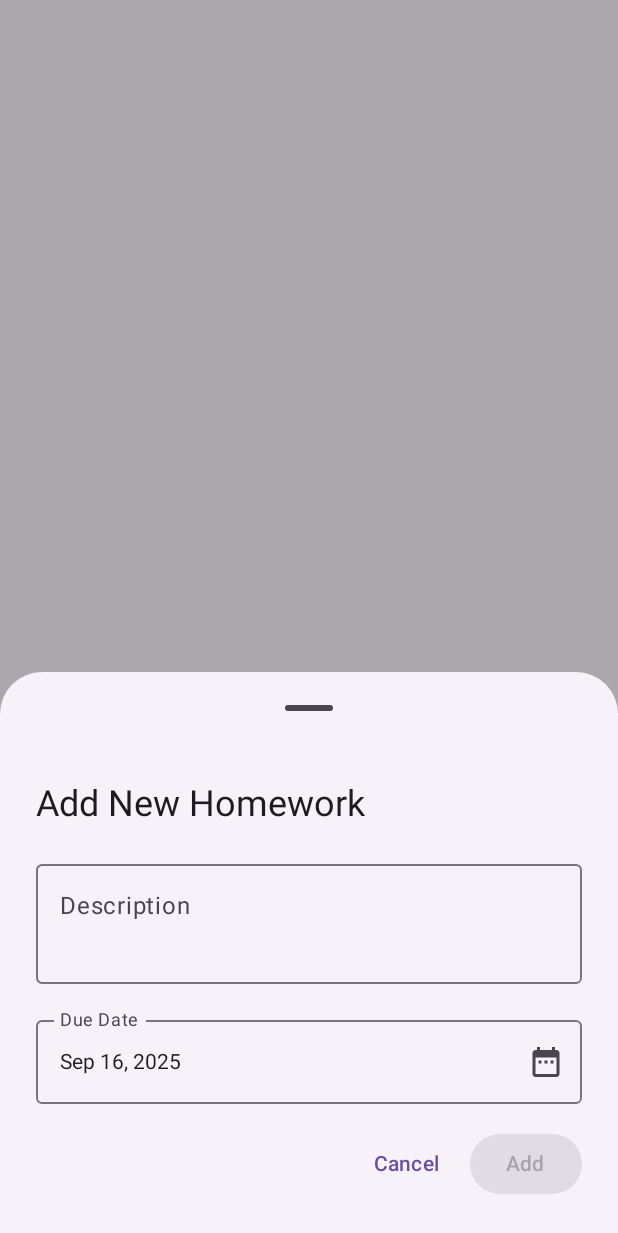
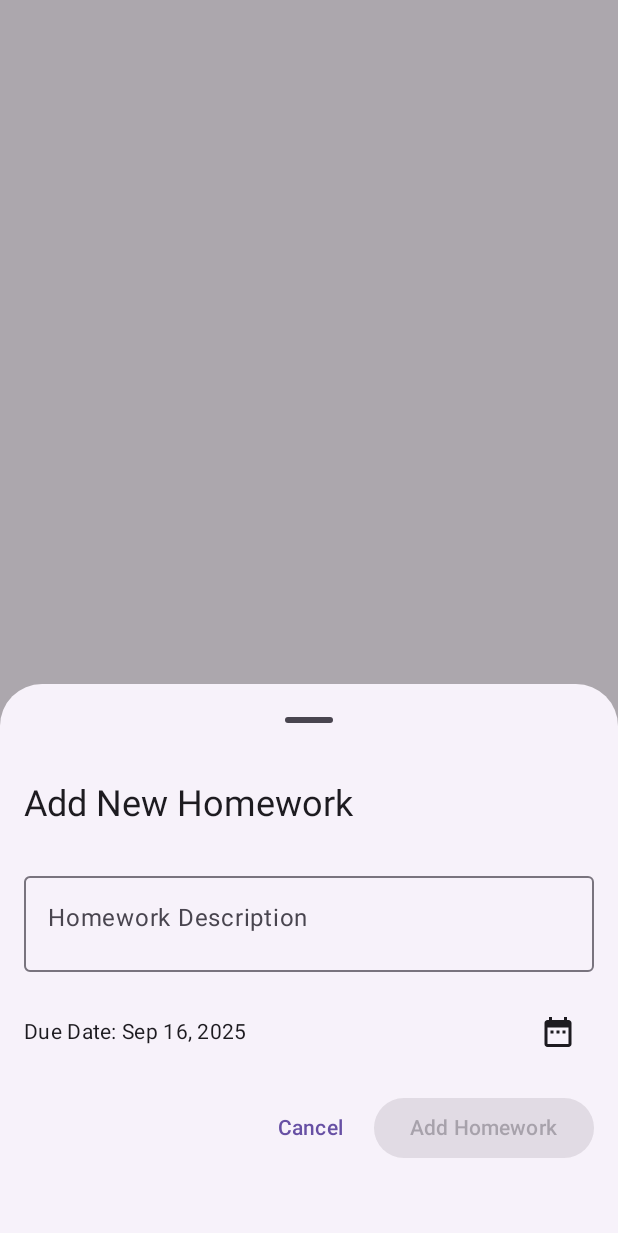
Before and after one commit to JulesPvx/FuckUpPlanning, an Android app built with Jetpack Compose: the composable AddHomeworkBottomSheet shown on its own in the app's theme, on a phone screen of 412 x 824 dp. Shown: the top 1233 px of the screen. Run offline under Robolectric (Android 15) with nearby library versions, the light colour scheme and no system bars; 1 statement that could not run was skipped.

```diff
--- a/app/src/main/java/fr/uptrash/fuckupplanning/ui/homework/AddHomeworkDialog.kt
+++ b/app/src/main/java/fr/uptrash/fuckupplanning/ui/homework/AddHomeworkBottomSheet.kt
@@ -1,17 +1,13 @@
 package fr.uptrash.fuckupplanning.ui.homework
 
-import androidx.compose.foundation.clickable
-import androidx.compose.foundation.interaction.MutableInteractionSource
-import androidx.compose.foundation.interaction.PressInteraction
 import androidx.compose.foundation.layout.Arrangement
 import androidx.compose.foundation.layout.Column
 import androidx.compose.foundation.layout.Row
 import androidx.compose.foundation.layout.Spacer
 import androidx.compose.foundation.layout.fillMaxWidth
+import androidx.compose.foundation.layout.height
 import androidx.compose.foundation.layout.padding
 import androidx.compose.foundation.layout.width
-import androidx.compose.foundation.rememberScrollState
-import androidx.compose.foundation.verticalScroll
 import androidx.compose.material.icons.Icons
 import androidx.compose.material.icons.filled.DateRange
 import androidx.compose.material3.Button
@@ -27,12 +23,12 @@ import androidx.compose.material3.Text
 import androidx.compose.material3.TextButton
 import androidx.compose.material3.rememberDatePickerState
 import androidx.compose.runtime.Composable
-import androidx.compose.runtime.LaunchedEffect
+import androidx.compose.runtime.derivedStateOf
 import androidx.compose.runtime.getValue
-import androidx.compose.runtime.mutableLongStateOf
 import androidx.compose.runtime.mutableStateOf
 import androidx.compose.runtime.remember
 import androidx.compose.runtime.setValue
+import androidx.compose.ui.Alignment
 import androidx.compose.ui.Modifier
 import androidx.compose.ui.unit.dp
 import java.text.SimpleDateFormat
@@ -43,11 +39,19 @@ import java.util.Locale
 @Composable
 fun AddHomeworkBottomSheet(
     onDismiss: () -> Unit,
-    onAddHomework: (String, Long) -> Unit
+    onAddHomework: (description: String, dueDate: Long) -> Unit
 ) {
     var description by remember { mutableStateOf("") }
-    var selectedDate by remember { mutableLongStateOf(System.currentTimeMillis()) }
     var showDatePicker by remember { mutableStateOf(false) }
+    var selectedDate by remember { mutableStateOf(System.currentTimeMillis()) }
+
+    val datePickerState = rememberDatePickerState(
+        initialSelectedDateMillis = selectedDate
+    )
+
+    val confirmEnabled by remember {
+        derivedStateOf { description.isNotBlank() }
+    }
 
     ModalBottomSheet(
         onDismissRequest = onDismiss
@@ -55,53 +59,42 @@ fun AddHomeworkBottomSheet(
         Column(
             modifier = Modifier
                 .fillMaxWidth()
-                .padding(24.dp)
-                .verticalScroll(rememberScrollState()),
+                .padding(16.dp),
             verticalArrangement = Arrangement.spacedBy(16.dp)
         ) {
             Text(
                 text = "Add New Homework",
-                style = MaterialTheme.typography.headlineSmall
+                style = MaterialTheme.typography.headlineSmall,
+                modifier = Modifier.padding(bottom = 8.dp)
             )
 
             OutlinedTextField(
                 value = description,
                 onValueChange = { description = it },
-                label = { Text("Description") },
+                label = { Text("Homework Description") },
                 modifier = Modifier.fillMaxWidth(),
-                minLines = 3,
-                maxLines = 5
+                minLines = 2,
+                maxLines = 4
             )
 
-            // Due date picker
-            val interactionSource = remember { MutableInteractionSource() }
-            LaunchedEffect(Unit) {
-                interactionSource.interactions.collect { interaction ->
-                    if (interaction is PressInteraction) {
-                        showDatePicker = true
-                    }
+            Row(
+                modifier = Modifier.fillMaxWidth(),
+                verticalAlignment = Alignment.CenterVertically,
+                horizontalArrangement = Arrangement.SpaceBetween
+            ) {
+                Text(
+                    text = "Due Date: ${formatDate(selectedDate)}",
+                    style = MaterialTheme.typography.bodyMedium
+                )
+
+                IconButton(onClick = { showDatePicker = true }) {
+                    Icon(
+                        Icons.Default.DateRange,
+                        contentDescription = "Select Date"
+                    )
                 }
             }
-            OutlinedTextField(
-                value = formatDate(selectedDate),
-                onValueChange = {},
-                label = { Text("Due Date") },
-                interactionSource = interactionSource,
-                modifier = Modifier
-                    .fillMaxWidth()
-                    .clickable(
-                        interactionSource = interactionSource,
-                        indication = null
-                    ) { showDatePicker = true },
-                readOnly = true,
-                trailingIcon = {
-                    IconButton(onClick = { showDatePicker = true }) {
-                        Icon(Icons.Default.DateRange, contentDescription = "Select date")
-                    }
-                }
-            )
 
-            // Action buttons
             Row(
                 modifier = Modifier.fillMaxWidth(),
                 horizontalArrangement = Arrangement.End
@@ -114,34 +107,26 @@ fun AddHomeworkBottomSheet(
 
                 Button(
                     onClick = {
-                        if (description.isNotBlank()) {
-                            onAddHomework(
-                                description.trim(),
-                                selectedDate
-                            )
-                        }
+                        onAddHomework(description, selectedDate)
                     },
-                    enabled = description.isNotBlank()
+                    enabled = confirmEnabled
                 ) {
-                    Text("Add")
+                    Text("Add Homework")
                 }
             }
+
+            Spacer(modifier = Modifier.height(16.dp))
         }
     }
 
-    // Date picker dialog
     if (showDatePicker) {
-        val datePickerState = rememberDatePickerState(
-            initialSelectedDateMillis = selectedDate
-        )
-
         DatePickerDialog(
             onDismissRequest = { showDatePicker = false },
             confirmButton = {
                 TextButton(
                     onClick = {
-                        datePickerState.selectedDateMillis?.let { date ->
-                            selectedDate = date
+                        datePickerState.selectedDateMillis?.let {
+                            selectedDate = it
                         }
                         showDatePicker = false
                     }
```
Also changed, not shown: app/src/main/java/fr/uptrash/fuckupplanning/data/model/Homework.kt (+12 -2 lines), app/src/main/java/fr/uptrash/fuckupplanning/data/model/User.kt (added, +8 -0 lines), app/src/main/java/fr/uptrash/fuckupplanning/data/repository/HomeworkRepository.kt (+101 -1 lines), app/src/main/java/fr/uptrash/fuckupplanning/data/repository/UserRepository.kt (added, +77 -0 lines), app/src/main/java/fr/uptrash/fuckupplanning/di/AppModule.kt (+9 -2 lines), app/src/main/java/fr/uptrash/fuckupplanning/ui/homework/HomeworkScreen.kt (+87 -11 lines), app/src/main/java/fr/uptrash/fuckupplanning/ui/homework/HomeworkViewModel.kt (+29 -0 lines), app/src/main/java/fr/uptrash/fuckupplanning/ui/theme/Color.kt (+2 -7 lines).
